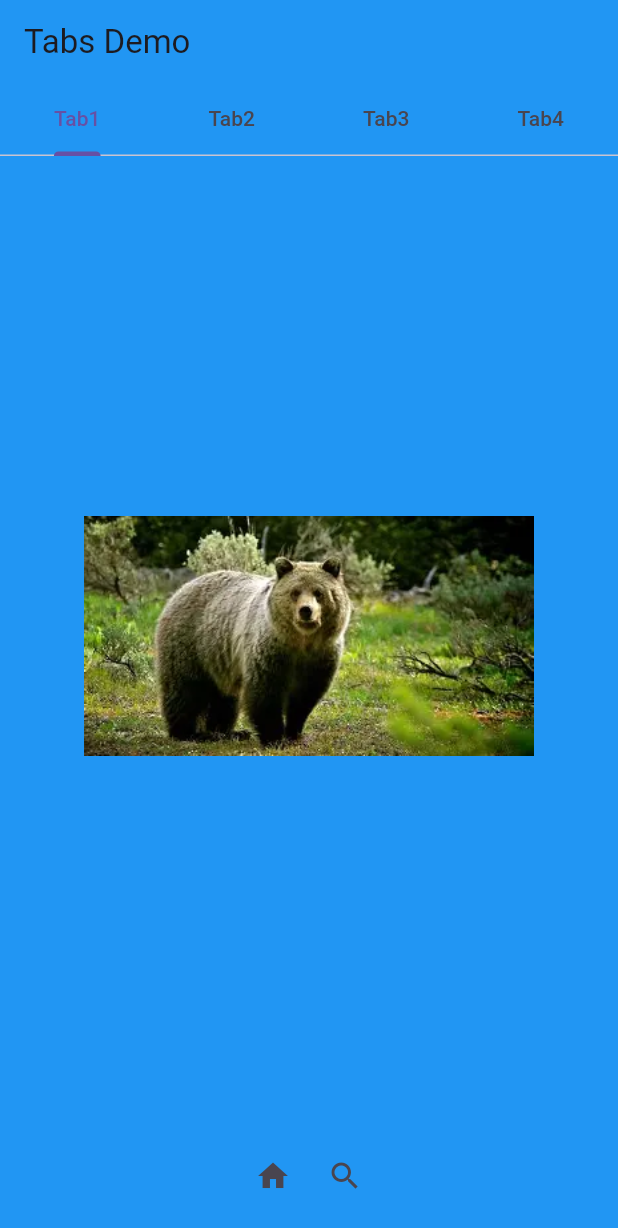
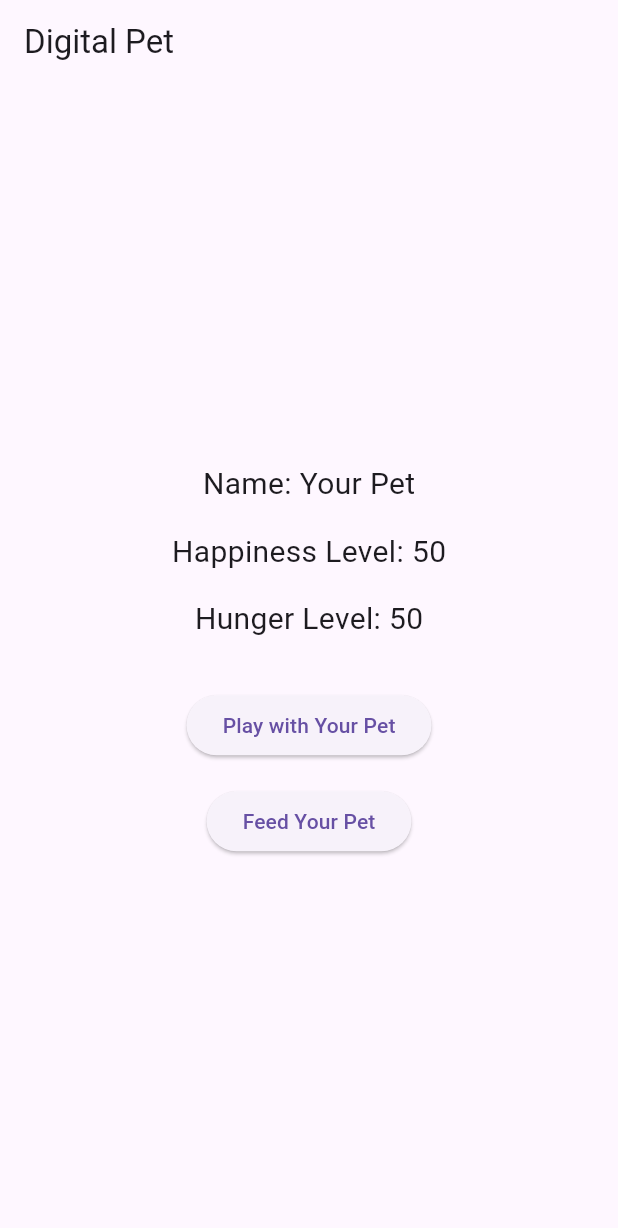
Before and after one commit to bwatts1/digital_pet_app, a Flutter app: the screen it shows after launch, on a phone screen of 412 x 824 dp. Shown: the top 1228 px of the screen. Run offline on Flutter 3.47's test engine with Material 3 defaults, Android fonts, the phone set to English and light mode, and no system bars.

Commit message:
updated the app basic design

```diff
--- a/lib/main.dart
+++ b/lib/main.dart
@@ -1,136 +1,86 @@
 import 'package:flutter/material.dart';
 
 void main() {
-  runApp(MyApp());
+  runApp(MaterialApp(
+    home: DigitalPetApp(),
+  ));
 }
 
-class MyApp extends StatelessWidget {
+class DigitalPetApp extends StatefulWidget {
   @override
-  Widget build(BuildContext context) {
-    return MaterialApp(
-      home: DefaultTabController(
-        length: 4,
-        child: _TabsNonScrollableDemo(),
-      ),
-    );
-  }
+  _DigitalPetAppState createState() => _DigitalPetAppState();
 }
 
-class _TabsNonScrollableDemo extends StatefulWidget {
-  @override
-  __TabsNonScrollableDemoState createState() => __TabsNonScrollableDemoState();
-}
+class _DigitalPetAppState extends State<DigitalPetApp> {
+  String petName = "Your Pet";
+  int happinessLevel = 50;
+  int hungerLevel = 50;
 
-class __TabsNonScrollableDemoState extends State<_TabsNonScrollableDemo> with SingleTickerProviderStateMixin, RestorationMixin {
-  late TabController _tabController;
-  final RestorableInt tabIndex = RestorableInt(0);
-
-  @override
-  String get restorationId => 'tab_non_scrollable_demo';
-
-  @override
-  void restoreState(RestorationBucket? oldBucket, bool initialRestore) {
-    registerForRestoration(tabIndex, 'tab_index');
-    _tabController.index = tabIndex.value;
+  void _playWithPet() {
+    setState(() {
+      happinessLevel += 10;
+      _updateHunger();
+    });
   }
 
-  @override
-  void initState() {
-    super.initState();
-    _tabController = TabController(
-      initialIndex: 0,
-      length: 4,
-      vsync: this,
-    );
-    _tabController.addListener(() {
-      setState(() {
-        tabIndex.value = _tabController.index;
-      });
+  void _feedPet() {
+    setState(() {
+      hungerLevel -= 10;
+      _updateHappiness();
+    });
+  }
+
+  void _updateHappiness() {
+    if (hungerLevel < 30) {
+      happinessLevel -= 20;
+    } else {
+      happinessLevel += 10;
+    }
+  }
+
+  void _updateHunger() {
+    setState(() {
+      hungerLevel += 5;
+      if (hungerLevel > 100) {
+        hungerLevel = 100;
+        happinessLevel -= 20;
+      }
     });
   }
 
   @override
-  void dispose() {
-    _tabController.dispose();
-    tabIndex.dispose();
-    super.dispose();
-  }
-
-  @override
   Widget build(BuildContext context) {
-    final tabs = ['Tab1', 'Tab2', 'Tab3', 'Tab4'];
     return Scaffold(
       appBar: AppBar(
-        automaticallyImplyLeading: false,
-        title: Text('Tabs Demo'),
-        backgroundColor: Colors.blue,
-        bottom: TabBar(
-          controller: _tabController,
-          isScrollable: false,
-          tabs: [
-            for (final tab in tabs) Tab(text: tab),
-          ],
-        ),
+        title: Text('Digital Pet'),
       ),
-      body: TabBarView(
-        controller: _tabController,
-        children: [
-          Container(
-            color: Colors.blue,
-            child: Center(
-              child: Image.asset(
-                'image/bear.webp',
-                width: 300,
-                height: 300,
-              ),
+      body: Center(
+        child: Column(
+          mainAxisAlignment: MainAxisAlignment.center,
+          children: <Widget>[
+            Text(
+              'Name: $petName',
+              style: TextStyle(fontSize: 20.0),
             ),
-          ),
-          Container(
-            color: Colors.blue,
-            child: Center(
-              child: Image.asset(
-                'image/cat.jpg',
-                width: 300,
-                height: 300,
-              ),
+            SizedBox(height: 16.0),
+            Text(
+              'Happiness Level: $happinessLevel',
+              style: TextStyle(fontSize: 20.0),
             ),
-          ),
-          Container(
-            color: Colors.blue,
-            child: Center(
-              child: Image.asset(
-                'image/lion.jpg',
-                width: 300,
-                height: 300,
-              ),
+            SizedBox(height: 16.0),
+            Text(
+              'Hunger Level: $hungerLevel',
+              style: TextStyle(fontSize: 20.0),
             ),
-          ),
-          Container(
-            color: Colors.blue,
-            child: Center(
-              child: Image.asset(
-                'image/zebra.jpg',
-                width: 300,
-                height: 300,
-              ),
+            SizedBox(height: 32.0),
+            ElevatedButton(
+              onPressed: _playWithPet,
+              child: Text('Play with Your Pet'),
             ),
-          ),
-        ],
-      ),
-      bottomNavigationBar: BottomAppBar(
-        color: Colors.blue,
-        child: Row(
-          mainAxisAlignment: MainAxisAlignment.center,
-          children: [
-            IconButton(
-              icon: Icon(Icons.home),
-              onPressed: () {
-              },
-            ),
-            IconButton(
-              icon: Icon(Icons.search),
-              onPressed: () {
-              },
+            SizedBox(height: 16.0),
+            ElevatedButton(
+              onPressed: _feedPet,
+              child: Text('Feed Your Pet'),
             ),
           ],
         ),
```
